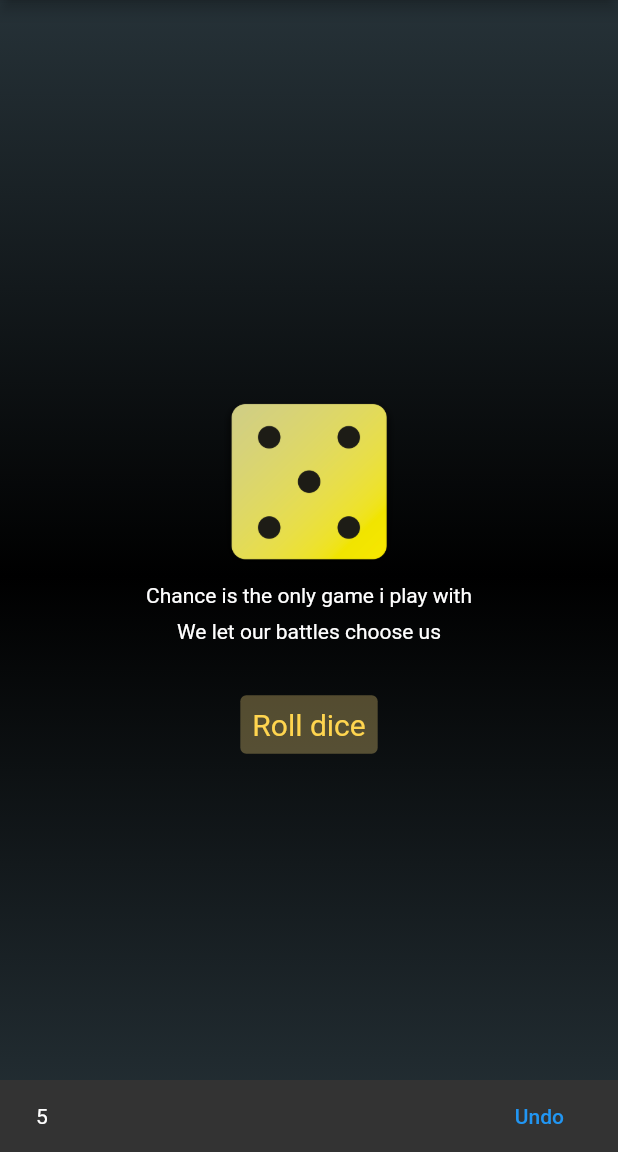
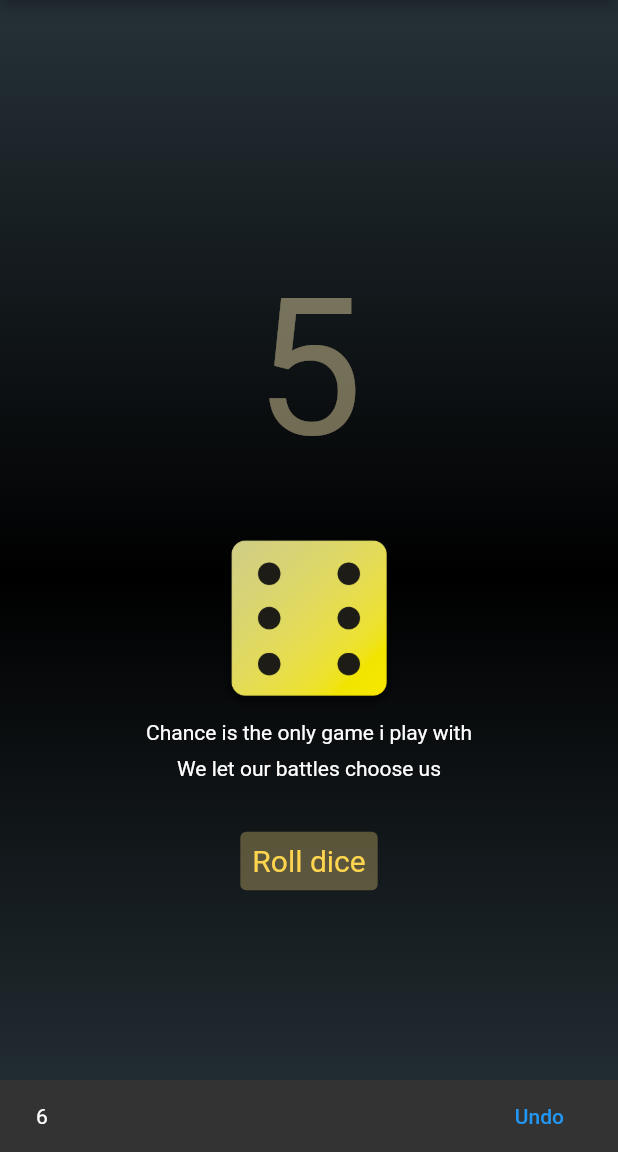
Before and after one commit to techymaj/dicey, a Flutter app: the screen it shows after launch, after a tap on "Roll dice", on a phone screen of 412 x 824 dp, the part 84-1236 px from its top. Run offline on Flutter 3.47's test engine with Material 2 defaults, Android fonts, the phone set to English and light mode, and no system bars.

```diff
--- /dev/null
+++ b/lib/body_text_default.dart
@@ -0,0 +1,25 @@
+import 'package:flutter/material.dart';
+
+class BodyText extends StatelessWidget {
+  const BodyText({
+    super.key,
+    required this.text,
+  });
+
+  final String text;
+
+  @override
+  Widget build(BuildContext context) {
+    return Padding(
+      padding: const EdgeInsets.only(
+        top: 8.0,
+      ),
+      child: Text(
+        text,
+        style: const TextStyle(
+          color: Colors.white,
+        ),
+      ),
+    );
+  }
+}
--- a/lib/entry_point.dart
+++ b/lib/entry_point.dart
@@ -1,21 +1,12 @@
 import 'package:flutter/material.dart';
-import 'dart:math';
 
-class MyApp extends StatefulWidget {
+import 'roll_dice.dart';
+
+class MyApp extends StatelessWidget {
   const MyApp({super.key});
 
   @override
-  State<MyApp> createState() => _MyAppState();
-}
-
-int face = 2;
-int? previous;
-
-class _MyAppState extends State<MyApp> {
-  @override
   Widget build(BuildContext context) {
-    // void rollDice() {}
-
     return MaterialApp(
       home: Scaffold(
         backgroundColor: Colors.blueGrey,
@@ -36,84 +27,11 @@ class _MyAppState extends State<MyApp> {
               ],
             ),
           ),
-          child: Center(
-            child: Column(
-              mainAxisSize: MainAxisSize.min,
-              // mainAxisAlignment: MainAxisAlignment.center,
-              children: [
-                Image.asset(
-                  "dice-images/dice-$face.png",
-                  width: 120,
-                ),
-                const BodyText(text: "Chance is the only game i play with"),
-                const BodyText(text: "We let our battles choose us"),
-                const SizedBox(
-                  height: 30,
-                ),
-                Builder(
-                  builder: (context) => TextButton(
-                    onPressed: () {
-                      // roll dice
-                      setState(() {
-                        Random random = Random();
-                        previous = face;
-                        face = random.nextInt(6) + 1;
-                      });
-                      // SnacKbar code
-                      // SnackBarMessenger.of(context)
-                      final snackBar = SnackBar(
-                        content: Text('$face'),
-                        action: SnackBarAction(
-                          label: 'Undo',
-                          onPressed: () {
-                            setState(() {
-                              face = previous!;
-                            });
-                          },
-                        ),
-                      );
-                      ScaffoldMessenger.of(context).removeCurrentSnackBar();
-                      ScaffoldMessenger.of(context).showSnackBar(snackBar);
-                    },
-                    style: TextButton.styleFrom(
-                        foregroundColor: Colors.amber.shade300,
-                        backgroundColor:
-                            const Color.fromARGB(78, 255, 224, 130),
-                        textStyle: const TextStyle(
-                          fontSize: 20.0,
-                        )),
-                    child: const Text('Roll dice'),
-                  ),
-                )
-              ],
-            ),
+          child: const Center(
+            child: RollDice(),
           ),
         ),
       ),
     );
   }
 }
-
-class BodyText extends StatelessWidget {
-  const BodyText({
-    super.key,
-    required this.text,
-  });
-
-  final String text;
-
-  @override
-  Widget build(BuildContext context) {
-    return Padding(
-      padding: const EdgeInsets.only(
-        top: 8.0,
-      ),
-      child: Text(
-        text,
-        style: const TextStyle(
-          color: Colors.white,
-        ),
-      ),
-    );
-  }
-}
--- /dev/null
+++ b/lib/roll_dice.dart
@@ -0,0 +1,104 @@
+import 'dart:async';
+import 'dart:math';
+
+import 'package:flutter/material.dart';
+import 'body_text_default.dart';
+
+class RollDice extends StatefulWidget {
+  const RollDice({super.key});
+
+  @override
+  State<RollDice> createState() => _RollDiceState();
+}
+
+Random random = Random();
+var face = random.nextInt(6) + 1;
+int? previous;
+var countDown = 0;
+
+class _RollDiceState extends State<RollDice> {
+  @override
+  void initState() {
+    super.initState();
+    countDown = face;
+  }
+
+  @override
+  Widget build(BuildContext context) {
+    return Column(
+      mainAxisSize: MainAxisSize.min,
+      children: [
+        Text(
+          '$countDown',
+          style: const TextStyle(
+            fontSize: 128.0,
+            color: Color.fromARGB(109, 255, 236, 179),
+          ),
+        ),
+        const SizedBox(
+          height: 32.0,
+        ),
+        Image.asset(
+          "dice-images/dice-$face.png",
+          width: 120,
+        ),
+        const BodyText(text: "Chance is the only game i play with"),
+        const BodyText(text: "We let our battles choose us"),
+        const SizedBox(
+          height: 30,
+        ),
+        Builder(
+          builder: (context) => TextButton(
+            onPressed: () {
+              // roll dice
+              setState(
+                () {
+                  previous = face;
+                  face = random.nextInt(6) + 1;
+                  countDown = face;
+                  Timer.periodic(const Duration(seconds: 1), (timer) {
+                    if (countDown <= 1) {
+                      timer.cancel();
+                    }
+                    setState(() {
+                      countDown--;
+                    });
+                    // if snackbar action is pressed, cancel timer
+                    if (previous == face) {
+                      timer.cancel();
+                      setState(() {
+                        countDown = face;
+                      });
+                    }
+                  });
+                },
+              );
+              // SnacKbar code
+              final snackBar = SnackBar(
+                content: Text('$face'),
+                action: SnackBarAction(
+                  label: 'Undo',
+                  onPressed: () {
+                    setState(() {
+                      countDown = previous!;
+                      face = previous!;
+                    });
+                  },
+                ),
+              );
+              ScaffoldMessenger.of(context).removeCurrentSnackBar();
+              ScaffoldMessenger.of(context).showSnackBar(snackBar);
+            },
+            style: TextButton.styleFrom(
+                foregroundColor: Colors.amber.shade300,
+                backgroundColor: const Color.fromARGB(78, 255, 224, 130),
+                textStyle: const TextStyle(
+                  fontSize: 20.0,
+                )),
+            child: const Text('Roll dice'),
+          ),
+        )
+      ],
+    );
+  }
+}
```
